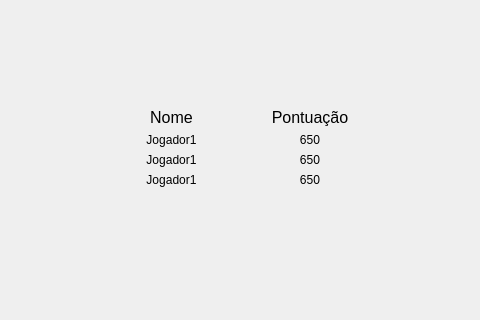
Old version of the form interface/gui/ranking.ui in the repository arthurwinck/GeometryPool; both pictures show x 165 to 645 and y 89 to 409 of the 815 by 600 pixel window.
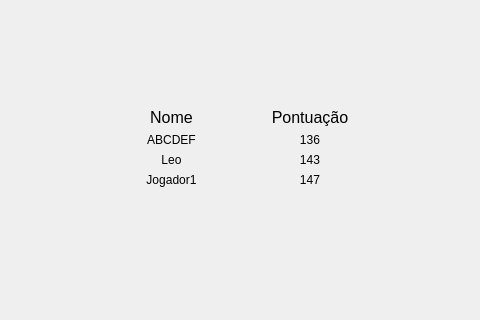
New version of the form.

Commit message: Change ranking points

```diff
--- a/interface/gui/ranking.ui
+++ b/interface/gui/ranking.ui
@@ -54,7 +54,7 @@
          <item>
           <widget class="QLabel" name="label_9">
            <property name="text">
-            <string>650</string>
+            <string>147</string>
            </property>
            <property name="alignment">
             <set>Qt::AlignCenter</set>
@@ -68,7 +68,7 @@
          <item>
           <widget class="QLabel" name="label_6">
            <property name="text">
-            <string>Jogador1</string>
+            <string>Leo</string>
            </property>
            <property name="alignment">
             <set>Qt::AlignCenter</set>
@@ -78,7 +78,7 @@
          <item>
           <widget class="QLabel" name="label_7">
            <property name="text">
-            <string>650</string>
+            <string>143</string>
            </property>
            <property name="alignment">
             <set>Qt::AlignCenter</set>
@@ -92,7 +92,7 @@
          <item>
           <widget class="QLabel" name="label_2">
            <property name="text">
-            <string>Jogador1</string>
+            <string>ABCDEF</string>
            </property>
            <property name="alignment">
             <set>Qt::AlignCenter</set>
@@ -102,7 +102,7 @@
          <item>
           <widget class="QLabel" name="label_3">
            <property name="text">
-            <string>650</string>
+            <string>136</string>
            </property>
            <property name="alignment">
             <set>Qt::AlignCenter</set>
```
